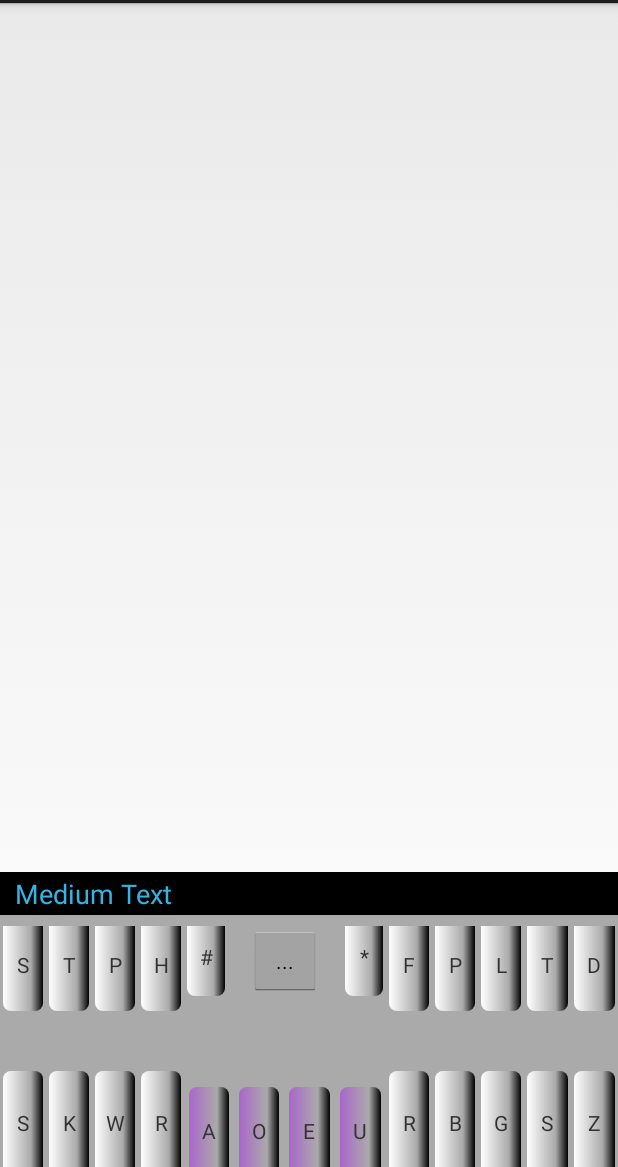
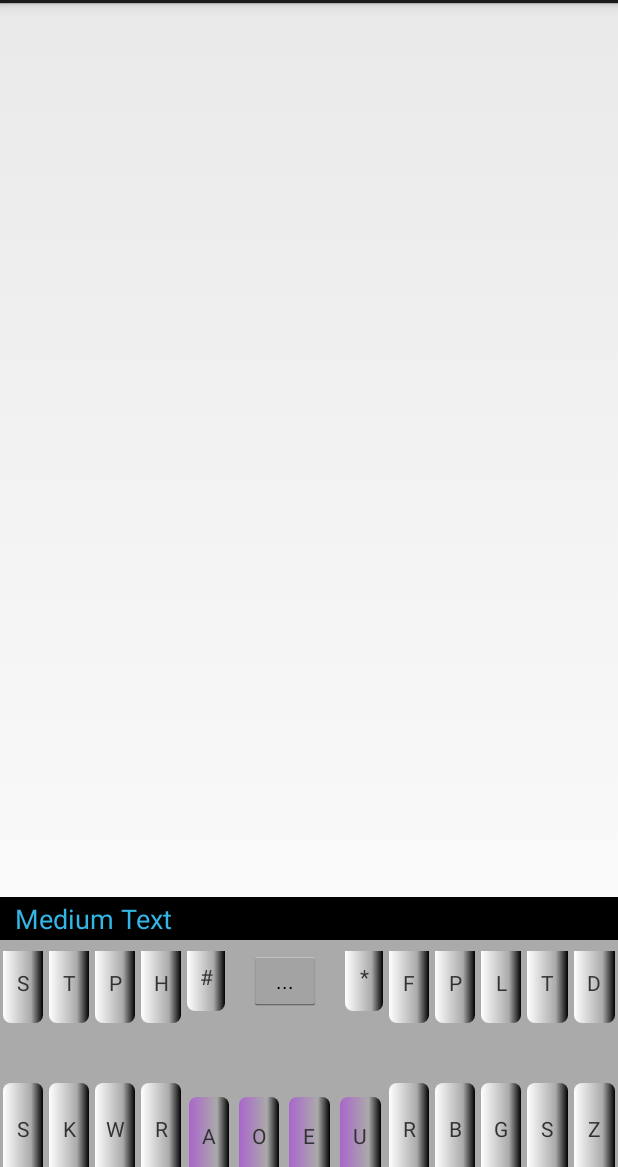
Before and after one commit to brentn/zzStenoPad, an Android app: the layout keyboard.xml on its own in the app's theme, with its tools: preview values and no code run, on a phone screen of 412 x 824 dp, the part 69-1236 px from its top. Run offline under Robolectric (Android 15) with nearby library versions, the phone set to English and light mode, and no system bars.

```diff
--- a/StenoPad/src/main/java/com/brentandjody/stenopad/Input/SoftKeyboard/Keyboard.java
+++ b/StenoPad/src/main/java/com/brentandjody/stenopad/Input/SoftKeyboard/VirtualKeyboardActivity.java
@@ -10,12 +10,16 @@ import com.brentandjody.stenopad.R;
  * Created by brentn on 21/11/13.
  * Implement a soft-keyboard, mostly for testing
  */
-public class Keyboard extends Activity {
+public class VirtualKeyboardActivity extends Activity {
+
+    private TouchLayer keyboard;
 
     @Override
     protected void onCreate(Bundle savedInstanceState) {
         super.onCreate(savedInstanceState);
         setContentView(R.layout.keyboard);
+        keyboard = (TouchLayer) findViewById(R.id.touch_layer);
+
     }
 
     public void connect() {
--- a/StenoPad/src/main/java/com/brentandjody/stenopad/Translation/Stroke.java
+++ b/StenoPad/src/main/java/com/brentandjody/stenopad/Translation/Stroke.java
@@ -18,6 +18,8 @@ import java.util.Set;
  * Accepts only keys in STENO_KEYS and rejects everything else
  */
 public class Stroke {
+
+    public static final String SEND_STROKE = "send stroke";
 
     private static final Set<String> IMPLICIT_HYPHENS = new HashSet<String>() {{
         add("A-"); add("O-"); add("5-"); add("0-"); add("-E"); add("-U"); add("*");
--- a/StenoPad/src/main/res/layout/keyboard.xml
+++ b/StenoPad/src/main/res/layout/keyboard.xml
@@ -4,21 +4,15 @@
     android:orientation="vertical" android:layout_width="fill_parent"
     android:layout_height="fill_parent"
     android:clickable="true"
-    android:baselineAligned="false">
-
-    <FrameLayout
-        android:layout_width="fill_parent"
-        android:layout_height="0dp"
-        android:layout_weight="6"
-        android:alpha="0"
-        android:background="@android:color/transparent"
-        android:id="@+id/input_area"></FrameLayout>
+    android:baselineAligned="false"
+    android:gravity="bottom"
+    android:id="@+id/touch_layer">
 
     <RelativeLayout
-        android:layout_height="100dp"
+        android:layout_height="180dp"
         android:layout_width="fill_parent"
-        android:layout_weight="1"
-        android:clickable="false">
+        android:clickable="false"
+        android:longClickable="false">
 
         <LinearLayout
             android:orientation="vertical"
```
Also changed, not shown: StenoPad/src/main/AndroidManifest.xml (+8 -8 lines), StenoPad/src/main/java/com/brentandjody/stenopad/Input/SoftKeyboard/TouchLayer.java (+22 -9 lines), StenoPad/src/main/java/com/brentandjody/stenopad/Input/SoftKeyboard/VirtualKeyboard.java (added, +38 -0 lines), StenoPad/src/main/java/com/brentandjody/stenopad/Input/StenoMachineConnectionService.java (deleted, +0 -44 lines), StenoPad/src/main/java/com/brentandjody/stenopad/StenoPad.java (+32 -12 lines), StenoPad/src/main/res/values/styles.xml (+9 -0 lines).
